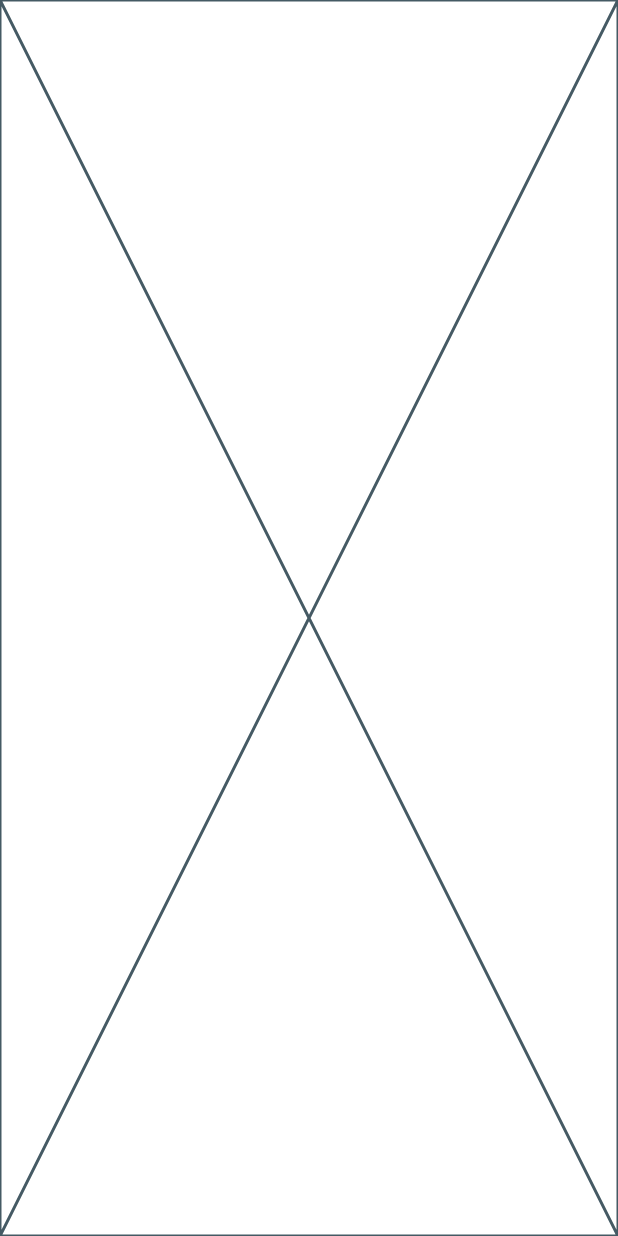
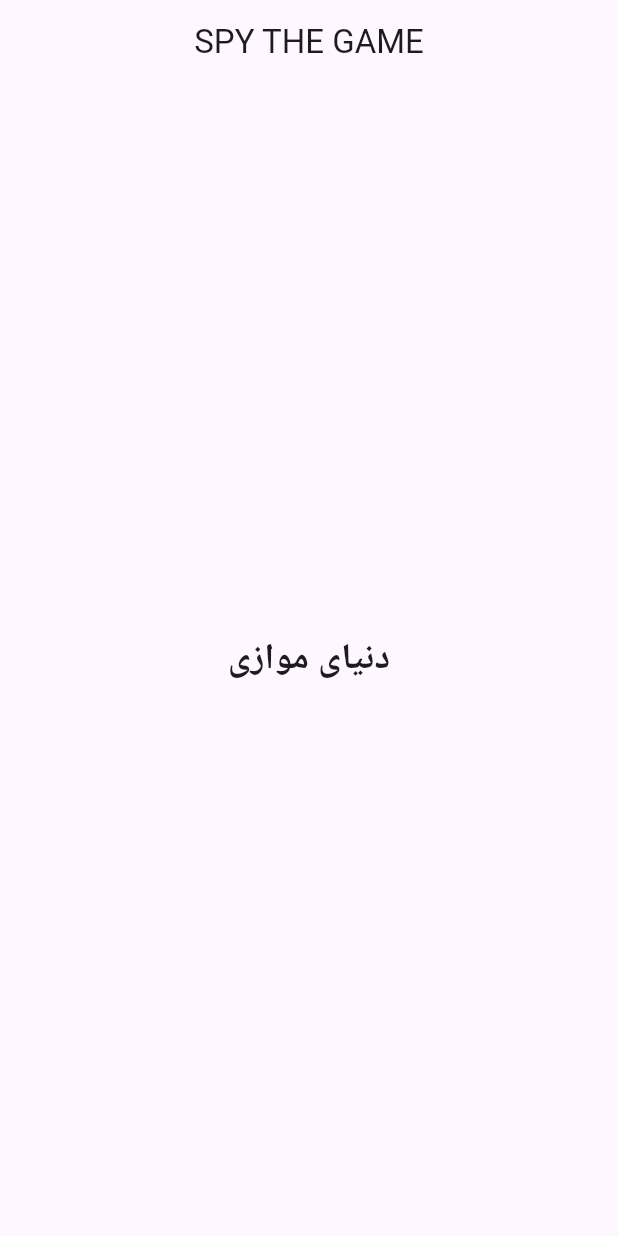
Before and after one commit to soltanzadehErfan/spy, a Flutter app: the screen it shows after launch, after a tap on "play", on a phone screen of 412 x 824 dp. Run offline on Flutter 3.47's test engine with Material 3 defaults, Android fonts, the phone set to English and light mode, and no system bars; our stand-ins replace flutter_svg, go_router, wheel_chooser.

Commit message:
major changes

```diff
--- a/lib/main.dart
+++ b/lib/main.dart
@@ -2,8 +2,6 @@ import 'package:flutter/material.dart';
 import 'package:spy/src/core/my_app.dart';
 
 Future<void> main() async {
-  // await SystemChrome.setPreferredOrientations([DeviceOrientation.portraitUp]);
-
   runApp(
     const MyApp(),
   );
--- a/lib/src/core/my_app.dart
+++ b/lib/src/core/my_app.dart
@@ -13,7 +13,7 @@ class MyApp extends StatelessWidget {
       debugShowCheckedModeBanner: false,
       title: 'SPY',
       locale: const Locale('_fa', 'IR'),
-      darkTheme: ThemeData.dark(useMaterial3: true),
+      darkTheme: ThemeData.light(useMaterial3: true),
       routerConfig: _router,
     );
   }
--- a/lib/src/modules/play/play_provider.dart
+++ b/lib/src/modules/play/play_provider.dart
@@ -1,3 +1,5 @@
+import 'dart:math';
+
 import 'package:flutter/cupertino.dart';
 
 class PlayProvider extends ChangeNotifier {
@@ -37,4 +39,10 @@ class PlayProvider extends ChangeNotifier {
   PlayProvider({
     required this.context,
   });
+
+  String getRandomLocation() {
+    final random = Random();
+    final randomIndex = random.nextInt(locationsFA.length);
+    return locationsFA[randomIndex];
+  }
 }
--- a/lib/src/modules/play/play_screen.dart
+++ b/lib/src/modules/play/play_screen.dart
@@ -19,6 +19,28 @@ class _PlayScreen extends StatelessWidget {
 
   @override
   Widget build(BuildContext context) {
-    return const Placeholder();
+    final playProvider = context.watch<PlayProvider>();
+    final randomLocation = playProvider.getRandomLocation();
+
+    return Scaffold(
+      appBar: AppBar(
+        title: const Text('SPY THE GAME'),
+        centerTitle: true,
+      ),
+      body: Center(
+        child: Column(
+          mainAxisAlignment: MainAxisAlignment.center,
+          children: [
+            Text(
+              randomLocation,
+              style: const TextStyle(
+                fontSize: 24,
+                fontWeight: FontWeight.bold,
+              ),
+            ),
+          ],
+        ),
+      ),
+    );
   }
 }
--- a/lib/src/modules/splash/splash_screen.dart
+++ b/lib/src/modules/splash/splash_screen.dart
@@ -18,7 +18,7 @@ class _SplashScreenState extends State<SplashScreen> {
   void initState() {
     super.initState();
     timer = Timer(
-      const Duration(seconds: 2),
+      const Duration(seconds: 0),
       () async {
         context.go('/home_screen');
       },
```
